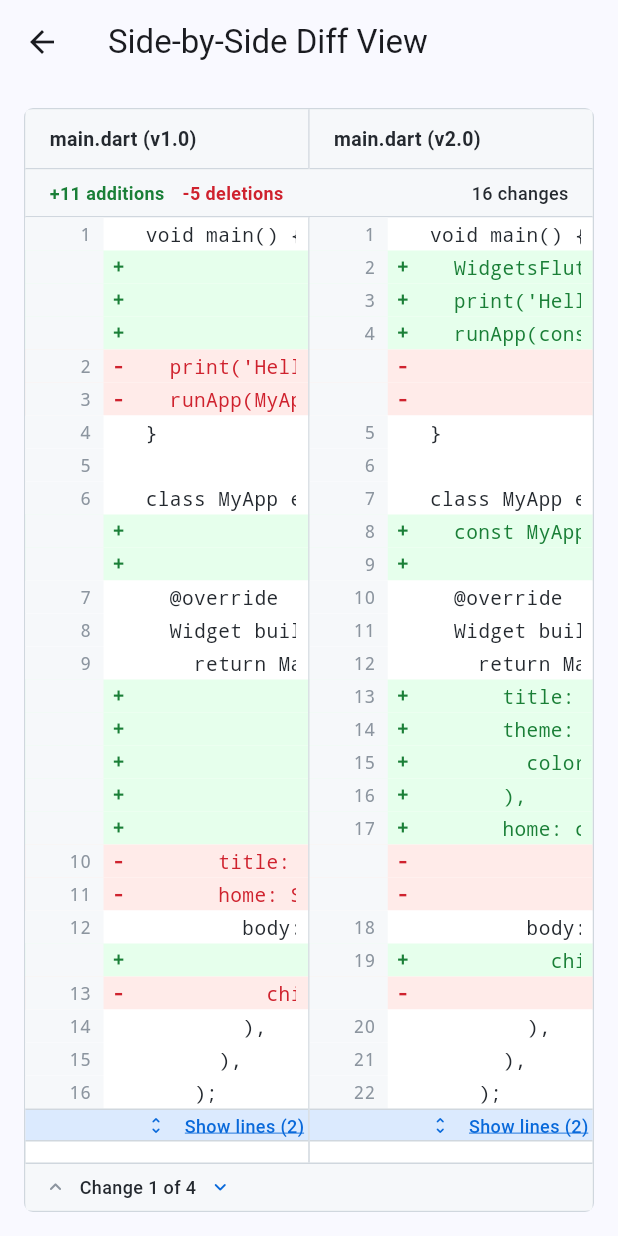
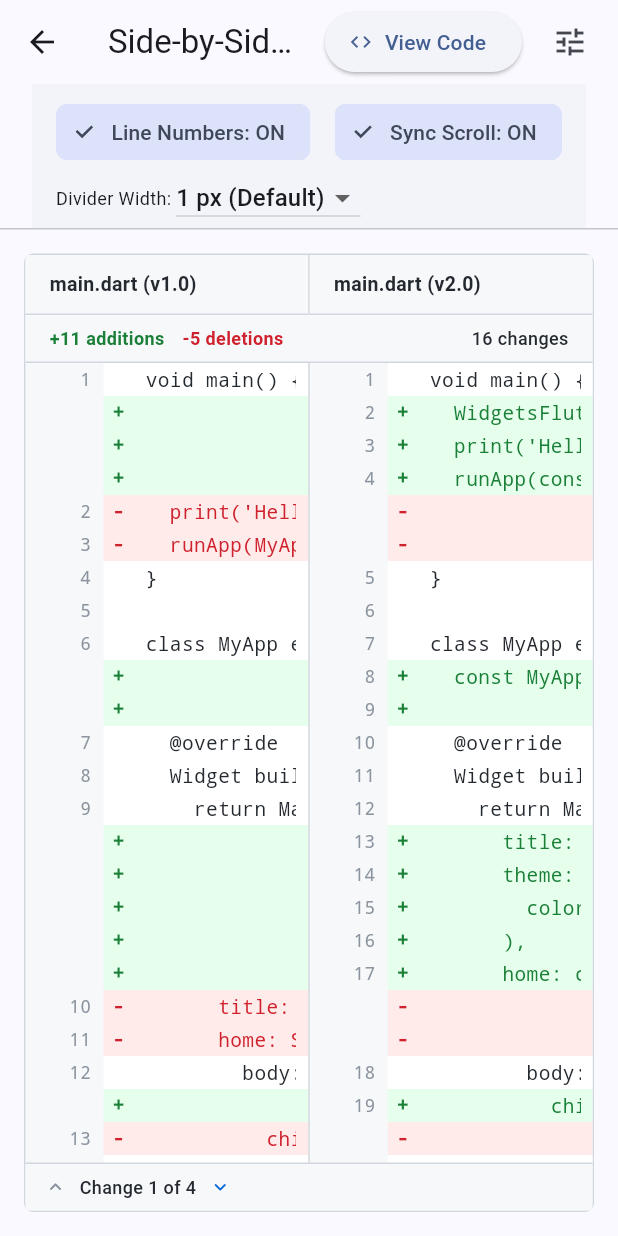
Before and after one commit to pavank0723/flutter_diff_viewer, a Flutter app: the SideBySideScreen screen opened directly, on a phone screen of 412 x 824 dp. Run offline on Flutter 3.47's test engine with Material 3 defaults, Android fonts, the phone set to English and light mode, and no system bars.

Commit message:
--UPDATE SideBySideScreen in the example project with interactive controls and code preview

```diff
--- a/example/lib/screens/side_by_side_screen.dart
+++ b/example/lib/screens/side_by_side_screen.dart
@@ -1,26 +1,157 @@
 import 'package:flutter/material.dart';
 import 'package:flutter_diff_viewer/flutter_diff_viewer.dart';
 
+import '../playground/screens/playground_screen.dart';
 import '../sample_data.dart';
+import '../widgets/feature_code_dialog.dart';
 
-class SideBySideScreen extends StatelessWidget {
+class SideBySideScreen extends StatefulWidget {
   const SideBySideScreen({super.key});
 
   @override
+  State<SideBySideScreen> createState() => _SideBySideScreenState();
+}
+
+class _SideBySideScreenState extends State<SideBySideScreen> {
+  bool _showLineNumbers = true;
+  bool _synchronizedScrolling = true;
+  double _dividerWidth = 1.0;
+
+  void _showCode() {
+    final code = '''
+DiffViewer(
+  oldContent: oldContent,
+  newContent: newContent,
+  oldLabel: 'main.dart (v1.0)',
+  newLabel: 'main.dart (v2.0)',
+  configuration: DiffViewerConfiguration.defaults().copyWith(
+    layout: DiffLayout.sideBySide,
+    showLineNumbers: $_showLineNumbers,
+    synchronizedScrolling: $_synchronizedScrolling,
+    spacing: DiffSpacing.defaults().copyWith(
+      dividerWidth: $_dividerWidth,
+    ),
+  ),
+)''';
+
+    FeatureCodeDialog.show(
+      context,
+      title: 'Side-by-Side Diff View',
+      description:
+          'Displays original and modified content in two parallel synchronized scrolling columns.',
+      code: code,
+    );
+  }
+
+  @override
   Widget build(BuildContext context) {
+    final config = DiffViewerConfiguration.defaults().copyWith(
+      layout: DiffLayout.sideBySide,
+      showLineNumbers: _showLineNumbers,
+      synchronizedScrolling: _synchronizedScrolling,
+      spacing: DiffSpacing(
+        lineHeight: 22.0,
+        lineNumberWidth: 52.0,
+        indicatorWidth: 20.0,
+        horizontalPadding: 8.0,
+        verticalPadding: 2.0,
+        borderWidth: 1.0,
+        borderRadius: 6.0,
+        headerHeight: 40.0,
+        summaryHeight: 32.0,
+        dividerWidth: _dividerWidth,
+      ),
+    );
+
     return Scaffold(
-      appBar: AppBar(title: const Text('Side-by-Side Diff View')),
-      body: Padding(
+      appBar: AppBar(
+        title: const Text('Side-by-Side Diff View'),
+        actions: [
+          ElevatedButton.icon(
+            icon: const Icon(Icons.code, size: 16),
+            label: const Text('View Code'),
+            onPressed: _showCode,
+          ),
+          const SizedBox(width: 8),
+          IconButton(
+            icon: const Icon(Icons.tune),
+            tooltip: 'Customize in Studio',
+            onPressed: () {
+              Navigator.of(context).push(
+                MaterialPageRoute<void>(
+                  builder: (_) => const PlaygroundScreen(),
+                ),
+              );
+            },
+          ),
+          const SizedBox(width: 8),
+        ],
+      ),
+      body: Column(
+        children: [
+          // Interactive Control Bar
+          Container(
+            padding: const EdgeInsets.symmetric(horizontal: 16, vertical: 8),
+            color: Theme.of(context).colorScheme.surfaceContainerLow,
+            child: Wrap(
+              spacing: 16,
+              runSpacing: 8,
+              crossAxisAlignment: WrapCrossAlignment.center,
+              children: [
+                FilterChip(
+                  label:
+                      Text('Line Numbers: ${_showLineNumbers ? "ON" : "OFF"}'),
+                  selected: _showLineNumbers,
+                  onSelected: (val) => setState(() => _showLineNumbers = val),
+                ),
+                FilterChip(
+                  label: Text(
+                      'Sync Scroll: ${_synchronizedScrolling ? "ON" : "OFF"}'),
+                  selected: _synchronizedScrolling,
+                  onSelected: (val) =>
+                      setState(() => _synchronizedScrolling = val),
+                ),
+                Row(
+                  mainAxisSize: MainAxisSize.min,
+                  children: [
+                    const Text('Divider Width: ',
+                        style: TextStyle(fontSize: 12)),
+                    DropdownButton<double>(
+                      value: _dividerWidth,
+                      isDense: true,
+                      items: const [
+                        DropdownMenuItem(
+                            value: 1.0, child: Text('1 px (Default)')),
+                        DropdownMenuItem(value: 3.0, child: Text('3 px')),
+                        DropdownMenuItem(value: 6.0, child: Text('6 px')),
+                      ],
+                      onChanged: (val) {
+                        if (val != null) setState(() => _dividerWidth = val);
+                      },
+                    ),
+                  ],
+                ),
+              ],
+            ),
+          ),
+          const Divider(height: 1),
+
+          // Diff Viewer Engine
+          Expanded(
+            child: Padding(
               padding: const EdgeInsets.all(16.0),
               child: DiffViewer(
+                key: ValueKey(
+                    'side_by_side_${_showLineNumbers}_${_synchronizedScrolling}_$_dividerWidth'),
                 oldContent: SampleData.codeOld,
                 newContent: SampleData.codeNew,
                 oldLabel: 'main.dart (v1.0)',
                 newLabel: 'main.dart (v2.0)',
-          configuration: DiffViewerConfiguration.defaults().copyWith(
-            layout: DiffLayout.sideBySide,
+                configuration: config,
               ),
             ),
+          ),
+        ],
       ),
     );
   }
```
Lines whose indentation alone changed are shown as unchanged.
